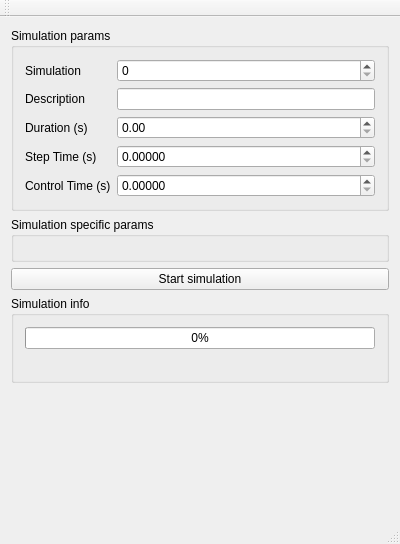
Before: the Qt Designer form gsim.ui in koalakoker/gSim, drawn with Qt 5.
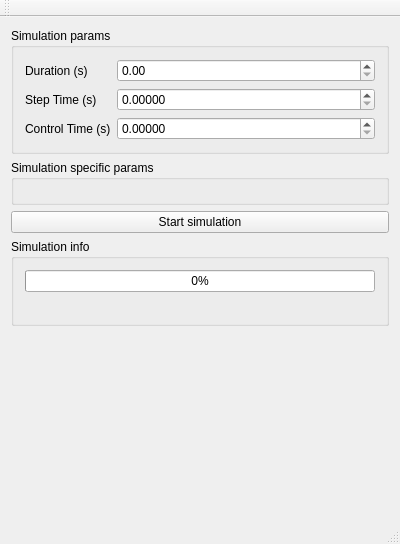
After: the same form once the commit is applied.

The edit to the form file:
```diff
--- a/gsim.ui
+++ b/gsim.ui
@@ -23,68 +23,44 @@
       <layout class="QVBoxLayout" name="verticalLayout_2">
        <item>
         <layout class="QFormLayout" name="formLayout">
-         <item row="2" column="0">
+         <item row="0" column="0">
           <widget class="QLabel" name="label">
            <property name="text">
             <string>Duration (s)</string>
            </property>
           </widget>
          </item>
-         <item row="3" column="0">
+         <item row="0" column="1">
+          <widget class="QDoubleSpinBox" name="duration"/>
+         </item>
+         <item row="1" column="0">
           <widget class="QLabel" name="label_2">
            <property name="text">
             <string>Step Time (s)</string>
            </property>
           </widget>
          </item>
-         <item row="2" column="1">
-          <widget class="QDoubleSpinBox" name="duration"/>
-         </item>
-         <item row="3" column="1">
+         <item row="1" column="1">
           <widget class="QDoubleSpinBox" name="stepTime">
            <property name="decimals">
             <number>5</number>
            </property>
           </widget>
          </item>
-         <item row="4" column="0">
+         <item row="2" column="0">
           <widget class="QLabel" name="label_3">
            <property name="text">
             <string>Control Time (s)</string>
            </property>
           </widget>
          </item>
-         <item row="4" column="1">
+         <item row="2" column="1">
           <widget class="QDoubleSpinBox" name="controlTime">
            <property name="decimals">
             <number>5</number>
            </property>
           </widget>
          </item>
-         <item row="0" column="0">
-          <widget class="QLabel" name="label_10">
-           <property name="text">
-            <string>Simulation</string>
-           </property>
-          </widget>
-         </item>
-         <item row="0" column="1">
-          <widget class="QSpinBox" name="simulation"/>
-         </item>
-         <item row="1" column="0">
-          <widget class="QLabel" name="label_4">
-           <property name="text">
-            <string>Description</string>
-           </property>
-          </widget>
-         </item>
-         <item row="1" column="1">
-          <widget class="QLineEdit" name="description">
-           <property name="readOnly">
-            <bool>true</bool>
-           </property>
-          </widget>
-         </item>
         </layout>
        </item>
       </layout>
```
Left out of the diff: 2 changed lines with no effect on the pictures.
